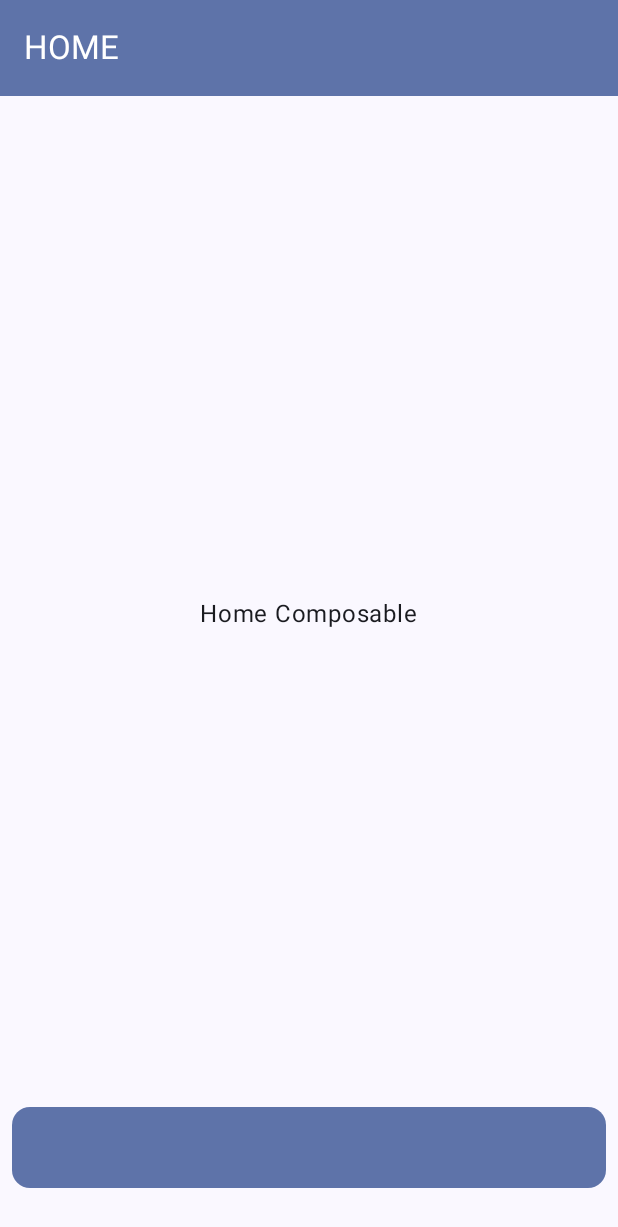
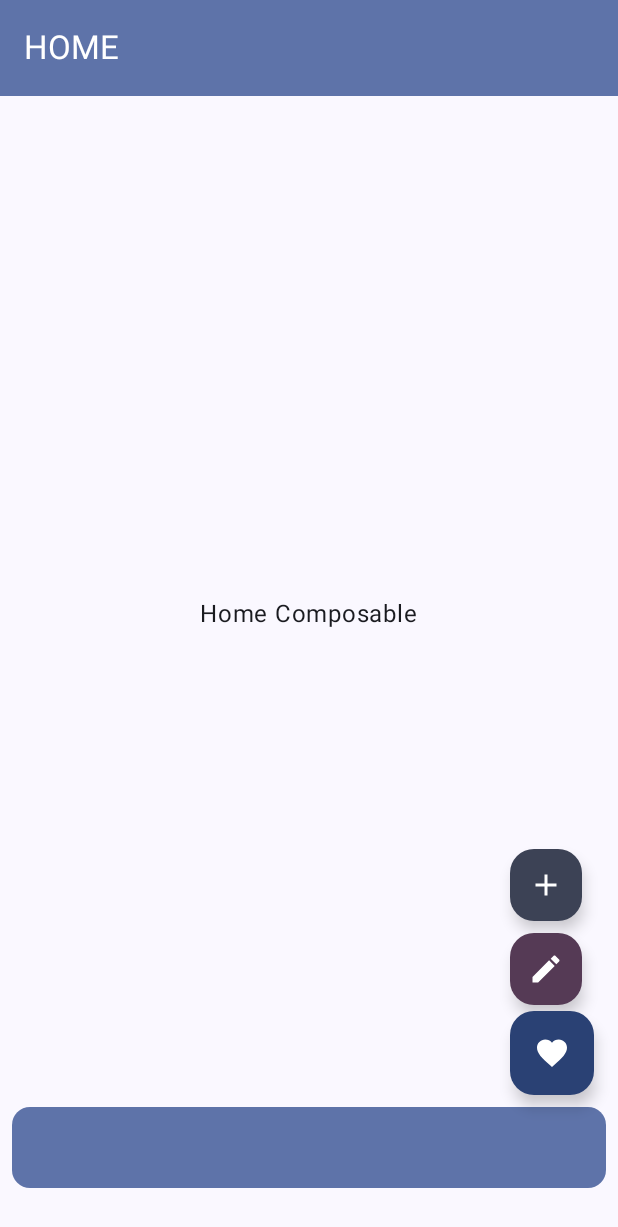
Before and after one commit to ak375456/CustomUiAndBottomNav, an Android app built with Jetpack Compose: the screen it shows after launch (MainActivity), on a phone screen of 412 x 824 dp. Shown: the top 1227 px of the screen. Run offline under Robolectric (Android 15) with nearby library versions, the phone set to English and light mode, and no system bars; libraries missing offline, so code that uses them is left out: com.composables.icons; 2 statements that could not run were skipped.

```diff
--- a/app/build.gradle.kts
+++ b/app/build.gradle.kts
@@ -62,4 +62,6 @@ dependencies {
     implementation("androidx.navigation:navigation-compose:$nav_version")
 
     implementation("com.composables:icons-lucide:1.0.0")
+
+    implementation ("co.yml:ycharts:2.1.0")
 }
--- a/app/src/main/java/com/example/animationincompose/presentation/bottom_navigation/BottomNavigationScreensholder.kt
+++ b/app/src/main/java/com/example/animationincompose/presentation/bottom_navigation/BottomNavigationScreensholder.kt
@@ -6,23 +6,28 @@ import androidx.compose.foundation.background
 import androidx.compose.foundation.clickable
 import androidx.compose.foundation.layout.Arrangement
 import androidx.compose.foundation.layout.Box
+import androidx.compose.foundation.layout.Column
 import androidx.compose.foundation.layout.Row
+import androidx.compose.foundation.layout.Spacer
 import androidx.compose.foundation.layout.fillMaxSize
 import androidx.compose.foundation.layout.fillMaxWidth
 import androidx.compose.foundation.layout.height
 import androidx.compose.foundation.layout.offset
 import androidx.compose.foundation.layout.padding
 import androidx.compose.foundation.layout.size
+import androidx.compose.foundation.layout.wrapContentSize
+import androidx.compose.material.icons.Icons
+import androidx.compose.material.icons.filled.Add
+import androidx.compose.material.icons.filled.Edit
+import androidx.compose.material.icons.filled.Favorite
 import androidx.compose.material3.ExperimentalMaterial3Api
+import androidx.compose.material3.FloatingActionButton
 import androidx.compose.material3.Icon
 import androidx.compose.material3.MaterialTheme
 import androidx.compose.material3.Scaffold
 import androidx.compose.material3.Shapes
-import androidx.compose.material3.Snackbar
-import androidx.compose.material3.SnackbarHost
 import androidx.compose.material3.SnackbarHostState
 import androidx.compose.material3.Text
-import androidx.compose.material3.TextButton
 import androidx.compose.material3.TopAppBar
 import androidx.compose.material3.TopAppBarDefaults
 import androidx.compose.runtime.Composable
@@ -39,22 +44,20 @@ import androidx.navigation.compose.currentBackStackEntryAsState
 import com.composables.icons.lucide.Album
 import com.composables.icons.lucide.House
 import com.composables.icons.lucide.Lucide
-import com.composables.icons.lucide.PersonStanding
-import com.composables.icons.lucide.Settings2
 import com.composables.icons.lucide.Zap
 import com.example.animationincompose.presentation.bottom_navigation.screens.Screens
 import com.example.animationincompose.presentation.bottom_navigation.screens.SetupNavGraph
-
-
 import androidx.compose.runtime.LaunchedEffect
+import com.composables.icons.lucide.Database
+import com.composables.icons.lucide.Network
 
 @OptIn(ExperimentalMaterial3Api::class)
 @Composable
 fun BottomNavigationScreenHolder(navController: NavHostController) {
     val bottomNavigationItem = listOf(
         BottomNavigation(Lucide.House, Screens.Home.route),
-        BottomNavigation(Lucide.Settings2, Screens.Setting.route),
-        BottomNavigation(Lucide.PersonStanding, Screens.Profile.route),
+        BottomNavigation(Lucide.Network, Screens.Setting.route),
+        BottomNavigation(Lucide.Database, Screens.Profile.route),
         BottomNavigation(Lucide.Album, Screens.Album.route),
         BottomNavigation(Lucide.Zap, Screens.Zap.route),
     )
@@ -74,32 +77,57 @@ fun BottomNavigationScreenHolder(navController: NavHostController) {
 
     Scaffold(
         modifier = Modifier.fillMaxSize(),
-        snackbarHost = {
+        floatingActionButton = {
+            // Wrap FAB and buttons in a Box
             Box(
                 modifier = Modifier
                     .fillMaxWidth()
-                    .padding(bottom = 20.dp)
+                    .padding(bottom = 8.dp)
+                    .wrapContentSize(Alignment.BottomEnd)
             ) {
-                SnackbarHost(hostState = snackState) { data ->
-                    // Custom Snackbar with a dismiss button
-                    Snackbar(
-                        modifier = Modifier.padding(8.dp),
-                        containerColor = MaterialTheme.colorScheme.primary,
-                        contentColor = MaterialTheme.colorScheme.onPrimary,
-                        action = {
-                            // Dismiss button
-                            TextButton(
-                                onClick = { data.dismiss() }
-                            ) {
-                                Text(
-                                    text = "Dismiss",
-                                    color = MaterialTheme.colorScheme.onPrimary
-                                )
-                            }
-                        }
+                // Additional buttons above the FAB
+                Column(
+                    modifier = Modifier
+                        .offset(y = (-60).dp) // Move buttons upward
+                ) {
+                    // Button 1
+                    FloatingActionButton(
+                        onClick = { /* Handle click */ },
+                        modifier = Modifier.size(48.dp),
+                        containerColor = MaterialTheme.colorScheme.secondary
                     ) {
-                        Text(data.visuals.message)
+                        Icon(
+                            imageVector = Icons.Default.Add,
+                            contentDescription = "Button 1",
+                            tint = Color.White
+                        )
                     }
+                    Spacer(modifier = Modifier.height(8.dp))
+                    // Button 2
+                    FloatingActionButton(
+                        onClick = { /* Handle click */ },
+                        modifier = Modifier.size(48.dp),
+                        containerColor = MaterialTheme.colorScheme.tertiary
+                    ) {
+                        Icon(
+                            imageVector = Icons.Default.Edit,
+                            contentDescription = "Button 2",
+                            tint = Color.White
+                        )
+                    }
+                }
+
+                // Main FAB
+                FloatingActionButton(
+                    onClick = { /* Handle click */ },
+                    modifier = Modifier.align(Alignment.BottomEnd),
+                    containerColor = MaterialTheme.colorScheme.primary
+                ) {
+                    Icon(
+                        imageVector = Icons.Default.Favorite,
+                        contentDescription = "Main FAB",
+                        tint = Color.White
+                    )
                 }
             }
         },
@@ -117,6 +145,35 @@ fun BottomNavigationScreenHolder(navController: NavHostController) {
                 },
             )
         },
+        //Uncomment this for toast
+//        snackbarHost = {
+//            Box(
+//                modifier = Modifier
+//                    .fillMaxWidth()
+//            ) {
+//                SnackbarHost(hostState = snackState) { data ->
+//                    // Custom Snackbar with a dismiss button
+//                    Snackbar(
+//                        modifier = Modifier.padding(8.dp),
+//                        containerColor = MaterialTheme.colorScheme.primary,
+//                        contentColor = MaterialTheme.colorScheme.onPrimary,
+//                        action = {
+//                            // Dismiss button
+//                            TextButton(
+//                                onClick = { data.dismiss() }
+//                            ) {
+//                                Text(
+//                                    text = "Dismiss",
+//                                    color = MaterialTheme.colorScheme.onPrimary
+//                                )
+//                            }
+//                        }
+//                    ) {
+//                        Text(data.visuals.message)
+//                    }
+//                }
+//            }
+//        },
         bottomBar = {
             Box(
                 modifier = Modifier
```
